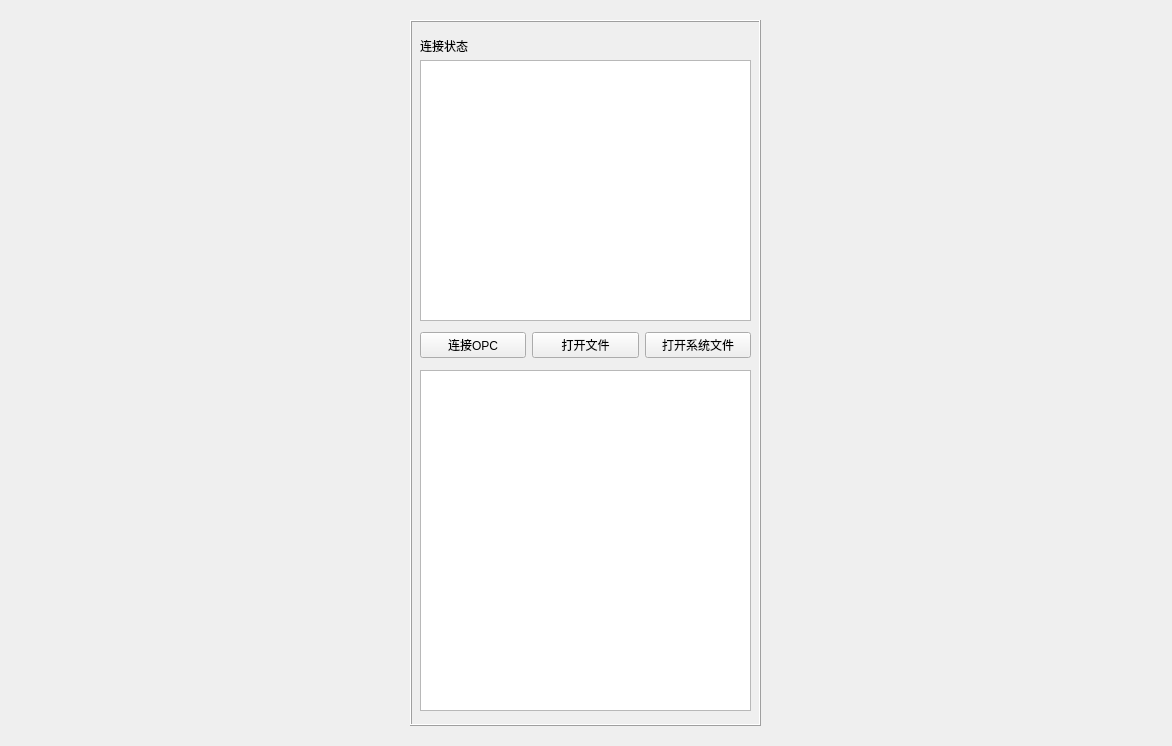
This is 大论文代码/第五章/PyQt学习代码/UI文件/zhifangtu.ui in zhangjiechina001/MyArticle as Qt 5 draws it before an edit. The edited form follows.
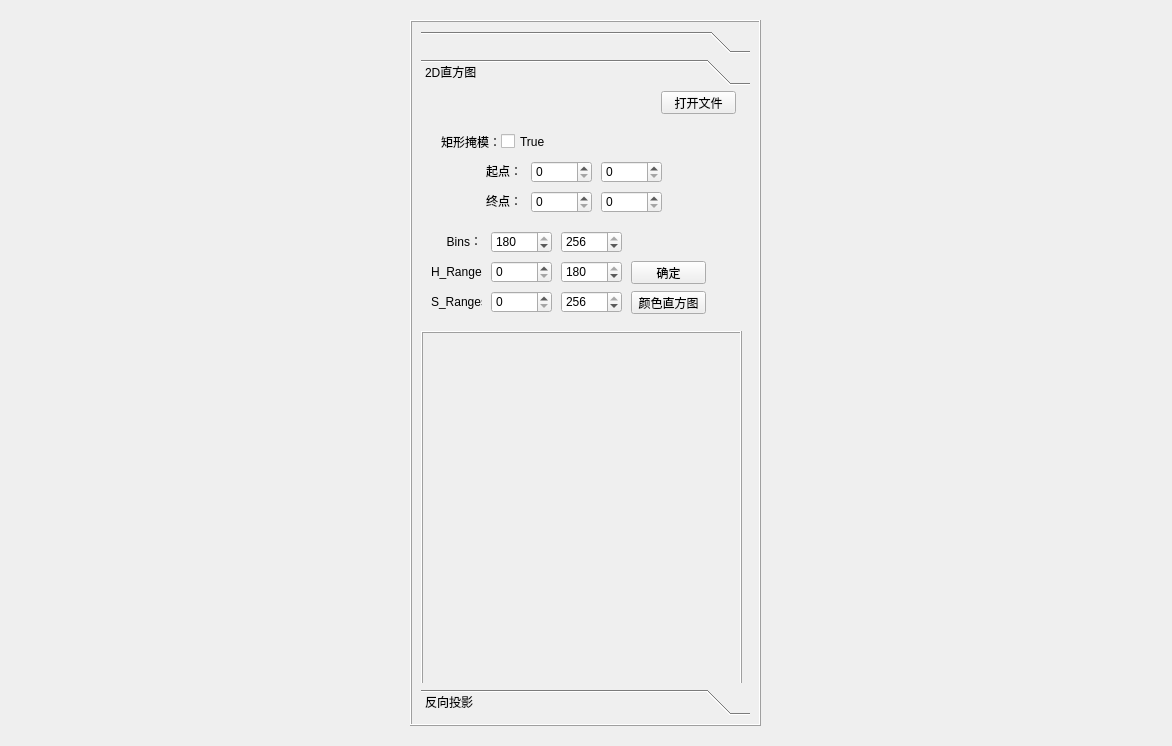
This is the edited form. The open tabs and pages were chosen to show the change.

Diff of the .ui file:
```diff
--- a/大论文代码/第五章/PyQt学习代码/UI文件/zhifangtu.ui
+++ b/大论文代码/第五章/PyQt学习代码/UI文件/zhifangtu.ui
@@ -17,97 +17,733 @@
    <item row="0" column="0">
     <widget class="QWidget" name="widget_10" native="true">
      <layout class="QGridLayout" name="gridLayout_2">
-      <item row="0" column="2">
-       <layout class="QVBoxLayout" name="v_Layout_dis">
-        <item>
-         <widget class="QFrame" name="frame_2">
-          <property name="minimumSize">
-           <size>
-            <width>351</width>
-            <height>0</height>
-           </size>
-          </property>
-          <property name="maximumSize">
-           <size>
-            <width>351</width>
-            <height>16777215</height>
-           </size>
-          </property>
-          <property name="frameShape">
-           <enum>QFrame::Box</enum>
-          </property>
-          <property name="frameShadow">
-           <enum>QFrame::Raised</enum>
-          </property>
-          <widget class="QLabel" name="label">
-           <property name="geometry">
-            <rect>
-             <x>10</x>
-             <y>20</y>
-             <width>54</width>
-             <height>12</height>
-            </rect>
+      <item row="0" column="0">
+       <widget class="QFrame" name="frame_2">
+        <property name="minimumSize">
+         <size>
+          <width>351</width>
+          <height>0</height>
+         </size>
+        </property>
+        <property name="maximumSize">
+         <size>
+          <width>351</width>
+          <height>16777215</height>
+         </size>
+        </property>
+        <property name="frameShape">
+         <enum>QFrame::Box</enum>
+        </property>
+        <property name="frameShadow">
+         <enum>QFrame::Raised</enum>
+        </property>
+        <layout class="QGridLayout" name="gridLayout_3">
+         <item row="1" column="0">
+          <widget class="QToolBox" name="toolBox">
+           <property name="currentIndex">
+            <number>0</number>
            </property>
-           <property name="text">
-            <string>连接状态</string>
-           </property>
-          </widget>
-          <widget class="QListView" name="listView">
-           <property name="geometry">
-            <rect>
-             <x>10</x>
-             <y>40</y>
-             <width>331</width>
-             <height>261</height>
-            </rect>
-           </property>
-          </widget>
-          <widget class="QListView" name="lst_info">
-           <property name="geometry">
-            <rect>
-             <x>10</x>
-             <y>350</y>
-             <width>331</width>
-             <height>341</height>
-            </rect>
-           </property>
-          </widget>
-          <widget class="QWidget" name="layoutWidget">
-           <property name="geometry">
-            <rect>
-             <x>10</x>
-             <y>310</y>
-             <width>331</width>
-             <height>31</height>
-            </rect>
-           </property>
-           <layout class="QHBoxLayout" name="horizontalLayout">
-            <item>
-             <widget class="QPushButton" name="btn_openOPCUA">
+           <widget class="QWidget" name="page">
+            <property name="geometry">
+             <rect>
+              <x>0</x>
+              <y>0</y>
+              <width>329</width>
+              <height>610</height>
+             </rect>
+            </property>
+            <attribute name="label">
+             <string/>
+            </attribute>
+            <widget class="QFrame" name="frame_3">
+             <property name="geometry">
+              <rect>
+               <x>0</x>
+               <y>150</y>
+               <width>321</width>
+               <height>451</height>
+              </rect>
+             </property>
+             <property name="frameShape">
+              <enum>QFrame::Box</enum>
+             </property>
+             <property name="frameShadow">
+              <enum>QFrame::Raised</enum>
+             </property>
+             <widget class="QWidget" name="widget_5" native="true">
+              <property name="geometry">
+               <rect>
+                <x>10</x>
+                <y>10</y>
+                <width>301</width>
+                <height>421</height>
+               </rect>
+              </property>
+              <widget class="QWidget" name="">
+               <property name="geometry">
+                <rect>
+                 <x>0</x>
+                 <y>0</y>
+                 <width>301</width>
+                 <height>421</height>
+                </rect>
+               </property>
+               <layout class="QVBoxLayout" name="verticalLayout">
+                <item>
+                 <widget class="QLabel" name="label_2">
+                  <property name="text">
+                   <string>交互信息</string>
+                  </property>
+                 </widget>
+                </item>
+                <item>
+                 <widget class="QListWidget" name="lst_info">
+                  <property name="resizeMode">
+                   <enum>QListView::Adjust</enum>
+                  </property>
+                 </widget>
+                </item>
+                <item>
+                 <widget class="QLabel" name="label_3">
+                  <property name="text">
+                   <string>识别结果</string>
+                  </property>
+                 </widget>
+                </item>
+                <item>
+                 <widget class="QTableWidget" name="tab_recongnizeInfo"/>
+                </item>
+               </layout>
+              </widget>
+             </widget>
+            </widget>
+            <widget class="QWidget" name="">
+             <property name="geometry">
+              <rect>
+               <x>0</x>
+               <y>50</y>
+               <width>321</width>
+               <height>41</height>
+              </rect>
+             </property>
+             <layout class="QVBoxLayout" name="verticalLayout_4">
+              <item>
+               <widget class="QLabel" name="label_7">
+                <property name="text">
+                 <string>识别算法</string>
+                </property>
+               </widget>
+              </item>
+              <item>
+               <layout class="QHBoxLayout" name="horizontalLayout_3">
+                <item>
+                 <widget class="QRadioButton" name="rbn_module">
+                  <property name="text">
+                   <string>模板匹配</string>
+                  </property>
+                 </widget>
+                </item>
+                <item>
+                 <widget class="QRadioButton" name="rbn_svm">
+                  <property name="text">
+                   <string>SVM</string>
+                  </property>
+                 </widget>
+                </item>
+                <item>
+                 <widget class="QRadioButton" name="rbn_cnn">
+                  <property name="text">
+                   <string>CNN</string>
+                  </property>
+                 </widget>
+                </item>
+               </layout>
+              </item>
+             </layout>
+            </widget>
+            <widget class="QWidget" name="">
+             <property name="geometry">
+              <rect>
+               <x>1</x>
+               <y>1</y>
+               <width>320</width>
+               <height>43</height>
+              </rect>
+             </property>
+             <layout class="QGridLayout" name="gridLayout_4">
+              <item row="1" column="0">
+               <widget class="QPushButton" name="btn_connectOPC">
+                <property name="text">
+                 <string>连接OPC</string>
+                </property>
+               </widget>
+              </item>
+              <item row="0" column="0">
+               <widget class="QLabel" name="label">
+                <property name="text">
+                 <string>连接状态</string>
+                </property>
+               </widget>
+              </item>
+              <item row="1" column="1">
+               <widget class="QPushButton" name="btn_disconnectOPC">
+                <property name="text">
+                 <string>关闭OPC</string>
+                </property>
+               </widget>
+              </item>
+              <item row="1" column="3">
+               <widget class="QPushButton" name="btn_reconginze">
+                <property name="text">
+                 <string>开始识别</string>
+                </property>
+               </widget>
+              </item>
+              <item row="1" column="2">
+               <widget class="QPushButton" name="btn_openFile">
+                <property name="text">
+                 <string>打开文件</string>
+                </property>
+               </widget>
+              </item>
+             </layout>
+            </widget>
+           </widget>
+           <widget class="QWidget" name="page_2">
+            <property name="geometry">
+             <rect>
+              <x>0</x>
+              <y>0</y>
+              <width>329</width>
+              <height>610</height>
+             </rect>
+            </property>
+            <attribute name="label">
+             <string>2D直方图</string>
+            </attribute>
+            <widget class="QWidget" name="widget_4" native="true">
+             <property name="geometry">
+              <rect>
+               <x>10</x>
+               <y>30</y>
+               <width>241</width>
+               <height>101</height>
+              </rect>
+             </property>
+             <widget class="QLabel" name="label_8">
+              <property name="geometry">
+               <rect>
+                <x>10</x>
+                <y>10</y>
+                <width>61</width>
+                <height>21</height>
+               </rect>
+              </property>
               <property name="text">
-               <string>连接OPC</string>
+               <string>矩形掩模：</string>
               </property>
              </widget>
-            </item>
-            <item>
-             <widget class="QPushButton" name="btn_openfile">
+             <widget class="QLabel" name="label_9">
+              <property name="geometry">
+               <rect>
+                <x>50</x>
+                <y>40</y>
+                <width>41</width>
+                <height>21</height>
+               </rect>
+              </property>
               <property name="text">
-               <string>打开文件</string>
+               <string>&lt;html&gt;&lt;head/&gt;&lt;body&gt;&lt;p align=&quot;right&quot;&gt;起点：&lt;/p&gt;&lt;/body&gt;&lt;/html&gt;</string>
               </property>
              </widget>
-            </item>
-            <item>
-             <widget class="QPushButton" name="btn_openSysfile">
+             <widget class="QLabel" name="label_10">
+              <property name="geometry">
+               <rect>
+                <x>50</x>
+                <y>70</y>
+                <width>41</width>
+                <height>21</height>
+               </rect>
+              </property>
               <property name="text">
-               <string>打开系统文件</string>
+               <string>&lt;html&gt;&lt;head/&gt;&lt;body&gt;&lt;p align=&quot;right&quot;&gt;终点：&lt;/p&gt;&lt;/body&gt;&lt;/html&gt;</string>
               </property>
              </widget>
-            </item>
-           </layout>
+             <widget class="QSpinBox" name="zft_2d_start_y_spinBox">
+              <property name="geometry">
+               <rect>
+                <x>170</x>
+                <y>40</y>
+                <width>61</width>
+                <height>22</height>
+               </rect>
+              </property>
+              <property name="maximum">
+               <number>999999999</number>
+              </property>
+             </widget>
+             <widget class="QSpinBox" name="zft_2d_start_x_spinBox">
+              <property name="geometry">
+               <rect>
+                <x>100</x>
+                <y>40</y>
+                <width>61</width>
+                <height>22</height>
+               </rect>
+              </property>
+              <property name="maximum">
+               <number>999999999</number>
+              </property>
+             </widget>
+             <widget class="QSpinBox" name="zft_2d_end_y_spinBox">
+              <property name="geometry">
+               <rect>
+                <x>170</x>
+                <y>70</y>
+                <width>61</width>
+                <height>22</height>
+               </rect>
+              </property>
+              <property name="maximum">
+               <number>999999999</number>
+              </property>
+             </widget>
+             <widget class="QSpinBox" name="zft_2d_end_x_spinBox">
+              <property name="geometry">
+               <rect>
+                <x>100</x>
+                <y>70</y>
+                <width>61</width>
+                <height>22</height>
+               </rect>
+              </property>
+              <property name="maximum">
+               <number>999999999</number>
+              </property>
+             </widget>
+             <widget class="QCheckBox" name="zft_2d_checkBox">
+              <property name="geometry">
+               <rect>
+                <x>70</x>
+                <y>10</y>
+                <width>71</width>
+                <height>21</height>
+               </rect>
+              </property>
+              <property name="text">
+               <string>True</string>
+              </property>
+             </widget>
+            </widget>
+            <widget class="QSpinBox" name="zft_2d_bins_start_spinBox">
+             <property name="geometry">
+              <rect>
+               <x>70</x>
+               <y>140</y>
+               <width>61</width>
+               <height>22</height>
+              </rect>
+             </property>
+             <property name="maximum">
+              <number>180</number>
+             </property>
+             <property name="value">
+              <number>180</number>
+             </property>
+            </widget>
+            <widget class="QSpinBox" name="zft_2d_bins_end_spinBox">
+             <property name="geometry">
+              <rect>
+               <x>140</x>
+               <y>140</y>
+               <width>61</width>
+               <height>22</height>
+              </rect>
+             </property>
+             <property name="maximum">
+              <number>256</number>
+             </property>
+             <property name="value">
+              <number>256</number>
+             </property>
+            </widget>
+            <widget class="QLabel" name="label_11">
+             <property name="geometry">
+              <rect>
+               <x>10</x>
+               <y>140</y>
+               <width>51</width>
+               <height>21</height>
+              </rect>
+             </property>
+             <property name="text">
+              <string>&lt;html&gt;&lt;head/&gt;&lt;body&gt;&lt;p align=&quot;right&quot;&gt;Bins：&lt;/p&gt;&lt;/body&gt;&lt;/html&gt;</string>
+             </property>
+            </widget>
+            <widget class="QSpinBox" name="zft_2d_H0_spinBox">
+             <property name="geometry">
+              <rect>
+               <x>70</x>
+               <y>170</y>
+               <width>61</width>
+               <height>22</height>
+              </rect>
+             </property>
+             <property name="maximum">
+              <number>256</number>
+             </property>
+            </widget>
+            <widget class="QSpinBox" name="zft_2d_H1_spinBox">
+             <property name="geometry">
+              <rect>
+               <x>140</x>
+               <y>170</y>
+               <width>61</width>
+               <height>22</height>
+              </rect>
+             </property>
+             <property name="maximum">
+              <number>180</number>
+             </property>
+             <property name="value">
+              <number>180</number>
+             </property>
+            </widget>
+            <widget class="QLabel" name="label_12">
+             <property name="geometry">
+              <rect>
+               <x>10</x>
+               <y>170</y>
+               <width>51</width>
+               <height>21</height>
+              </rect>
+             </property>
+             <property name="text">
+              <string>&lt;html&gt;&lt;head/&gt;&lt;body&gt;&lt;p align=&quot;right&quot;&gt;H_Ranges：&lt;/p&gt;&lt;/body&gt;&lt;/html&gt;</string>
+             </property>
+            </widget>
+            <widget class="QSpinBox" name="zft_2d_S0_spinBox">
+             <property name="geometry">
+              <rect>
+               <x>70</x>
+               <y>200</y>
+               <width>61</width>
+               <height>22</height>
+              </rect>
+             </property>
+             <property name="maximum">
+              <number>256</number>
+             </property>
+            </widget>
+            <widget class="QSpinBox" name="zft_2d_S1_spinBox">
+             <property name="geometry">
+              <rect>
+               <x>140</x>
+               <y>200</y>
+               <width>61</width>
+               <height>22</height>
+              </rect>
+             </property>
+             <property name="maximum">
+              <number>256</number>
+             </property>
+             <property name="value">
+              <number>256</number>
+             </property>
+            </widget>
+            <widget class="QLabel" name="label_13">
+             <property name="geometry">
+              <rect>
+               <x>10</x>
+               <y>200</y>
+               <width>51</width>
+               <height>21</height>
+              </rect>
+             </property>
+             <property name="text">
+              <string>&lt;html&gt;&lt;head/&gt;&lt;body&gt;&lt;p align=&quot;right&quot;&gt;S_Ranges：&lt;/p&gt;&lt;/body&gt;&lt;/html&gt;</string>
+             </property>
+            </widget>
+            <widget class="QPushButton" name="zft_2d_openfile_btn">
+             <property name="geometry">
+              <rect>
+               <x>240</x>
+               <y>0</y>
+               <width>75</width>
+               <height>23</height>
+              </rect>
+             </property>
+             <property name="text">
+              <string>打开文件</string>
+             </property>
+            </widget>
+            <widget class="QPushButton" name="zft_2d_OK_btn">
+             <property name="geometry">
+              <rect>
+               <x>210</x>
+               <y>170</y>
+               <width>75</width>
+               <height>23</height>
+              </rect>
+             </property>
+             <property name="text">
+              <string>确定</string>
+             </property>
+            </widget>
+            <widget class="QPushButton" name="zft_2d_yszf_btn">
+             <property name="geometry">
+              <rect>
+               <x>210</x>
+               <y>200</y>
+               <width>75</width>
+               <height>23</height>
+              </rect>
+             </property>
+             <property name="text">
+              <string>颜色直方图</string>
+             </property>
+            </widget>
+            <widget class="QFrame" name="frame_5">
+             <property name="geometry">
+              <rect>
+               <x>0</x>
+               <y>240</y>
+               <width>321</width>
+               <height>361</height>
+              </rect>
+             </property>
+             <property name="frameShape">
+              <enum>QFrame::Box</enum>
+             </property>
+             <property name="frameShadow">
+              <enum>QFrame::Raised</enum>
+             </property>
+             <widget class="QWidget" name="widget_8" native="true">
+              <property name="geometry">
+               <rect>
+                <x>10</x>
+                <y>10</y>
+                <width>301</width>
+                <height>341</height>
+               </rect>
+              </property>
+             </widget>
+            </widget>
+           </widget>
+           <widget class="QWidget" name="page_3">
+            <property name="geometry">
+             <rect>
+              <x>0</x>
+              <y>0</y>
+              <width>329</width>
+              <height>610</height>
+             </rect>
+            </property>
+            <attribute name="label">
+             <string>反向投影</string>
+            </attribute>
+            <widget class="QPushButton" name="zft_fx_openfile_btn">
+             <property name="geometry">
+              <rect>
+               <x>230</x>
+               <y>10</y>
+               <width>75</width>
+               <height>23</height>
+              </rect>
+             </property>
+             <property name="text">
+              <string>打开文件</string>
+             </property>
+            </widget>
+            <widget class="QPushButton" name="zft_fx_ok_btn">
+             <property name="geometry">
+              <rect>
+               <x>230</x>
+               <y>40</y>
+               <width>75</width>
+               <height>23</height>
+              </rect>
+             </property>
+             <property name="text">
+              <string>确定</string>
+             </property>
+            </widget>
+            <widget class="QLabel" name="label_14">
+             <property name="geometry">
+              <rect>
+               <x>20</x>
+               <y>40</y>
+               <width>51</width>
+               <height>21</height>
+              </rect>
+             </property>
+             <property name="text">
+              <string>&lt;html&gt;&lt;head/&gt;&lt;body&gt;&lt;p align=&quot;right&quot;&gt;H_Ranges：&lt;/p&gt;&lt;/body&gt;&lt;/html&gt;</string>
+             </property>
+            </widget>
+            <widget class="QLabel" name="label_15">
+             <property name="geometry">
+              <rect>
+               <x>20</x>
+               <y>10</y>
+               <width>51</width>
+               <height>21</height>
+              </rect>
+             </property>
+             <property name="text">
+              <string>&lt;html&gt;&lt;head/&gt;&lt;body&gt;&lt;p align=&quot;right&quot;&gt;Bins：&lt;/p&gt;&lt;/body&gt;&lt;/html&gt;</string>
+             </property>
+            </widget>
+            <widget class="QSpinBox" name="zft_fx_S1_spinBox">
+             <property name="geometry">
+              <rect>
+               <x>150</x>
+               <y>70</y>
+               <width>61</width>
+               <height>22</height>
+              </rect>
+             </property>
+             <property name="maximum">
+              <number>256</number>
+             </property>
+             <property name="value">
+              <number>256</number>
+             </property>
+            </widget>
+            <widget class="QSpinBox" name="zft_fx_S0_spinBox">
+             <property name="geometry">
+              <rect>
+               <x>80</x>
+               <y>70</y>
+               <width>61</width>
+               <height>22</height>
+              </rect>
+             </property>
+             <property name="maximum">
+              <number>256</number>
+             </property>
+            </widget>
+            <widget class="QLabel" name="label_16">
+             <property name="geometry">
+              <rect>
+               <x>20</x>
+               <y>70</y>
+               <width>51</width>
+               <height>21</height>
+              </rect>
+             </property>
+             <property name="text">
+              <string>&lt;html&gt;&lt;head/&gt;&lt;body&gt;&lt;p align=&quot;right&quot;&gt;S_Ranges：&lt;/p&gt;&lt;/body&gt;&lt;/html&gt;</string>
+             </property>
+            </widget>
+            <widget class="QSpinBox" name="zft_fx_bins1_spinBox">
+             <property name="geometry">
+              <rect>
+               <x>150</x>
+               <y>10</y>
+               <width>61</width>
+               <height>22</height>
+              </rect>
+             </property>
+             <property name="maximum">
+              <number>256</number>
+             </property>
+             <property name="value">
+              <number>256</number>
+             </property>
+            </widget>
+            <widget class="QSpinBox" name="zft_fx_H0_spinBox">
+             <property name="geometry">
+              <rect>
+               <x>80</x>
+               <y>40</y>
+               <width>61</width>
+               <height>22</height>
+              </rect>
+             </property>
+             <property name="maximum">
+              <number>256</number>
+             </property>
+            </widget>
+            <widget class="QSpinBox" name="zft_fx_bins0_spinBox">
+             <property name="geometry">
+              <rect>
+               <x>80</x>
+               <y>10</y>
+               <width>61</width>
+               <height>22</height>
+              </rect>
+             </property>
+             <property name="maximum">
+              <number>180</number>
+             </property>
+             <property name="value">
+              <number>180</number>
+             </property>
+            </widget>
+            <widget class="QSpinBox" name="zft_fx_H1_spinBox">
+             <property name="geometry">
+              <rect>
+               <x>150</x>
+               <y>40</y>
+               <width>61</width>
+               <height>22</height>
+              </rect>
+             </property>
+             <property name="maximum">
+              <number>180</number>
+             </property>
+             <property name="value">
+              <number>180</number>
+             </property>
+            </widget>
+            <widget class="QPushButton" name="zft_fx_save_btn">
+             <property name="geometry">
+              <rect>
+               <x>230</x>
+               <y>70</y>
+               <width>75</width>
+               <height>23</height>
+              </rect>
+             </property>
+             <property name="text">
+              <string>保存</string>
+             </property>
+            </widget>
+            <widget class="QFrame" name="frame_6">
+             <property name="geometry">
+              <rect>
+               <x>0</x>
+               <y>100</y>
+               <width>321</width>
+               <height>501</height>
+              </rect>
+             </property>
+             <property name="frameShape">
+              <enum>QFrame::Box</enum>
+             </property>
+             <property name="frameShadow">
+              <enum>QFrame::Raised</enum>
+             </property>
+             <widget class="QWidget" name="widget_9" native="true">
+              <property name="geometry">
+               <rect>
+                <x>10</x>
+                <y>10</y>
+                <width>301</width>
+                <height>481</height>
+               </rect>
+              </property>
+             </widget>
+            </widget>
+           </widget>
           </widget>
-         </widget>
-        </item>
-       </layout>
+         </item>
+        </layout>
+       </widget>
+      </item>
+      <item row="0" column="1">
+       <layout class="QVBoxLayout" name="v_Layout_dis"/>
       </item>
      </layout>
     </widget>
```
